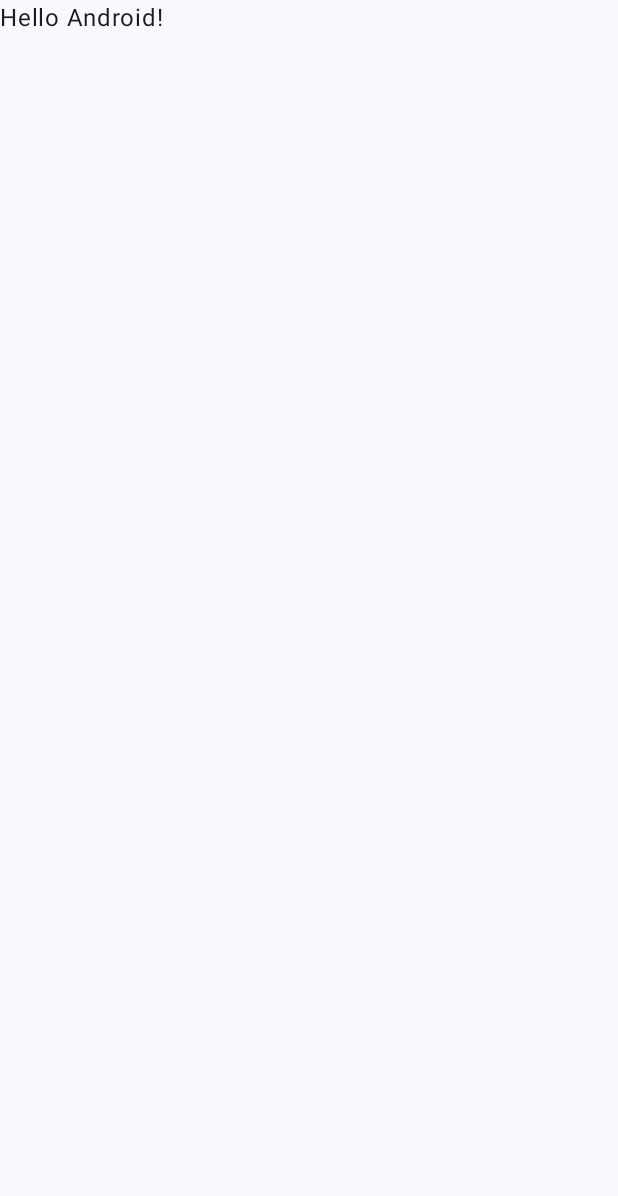
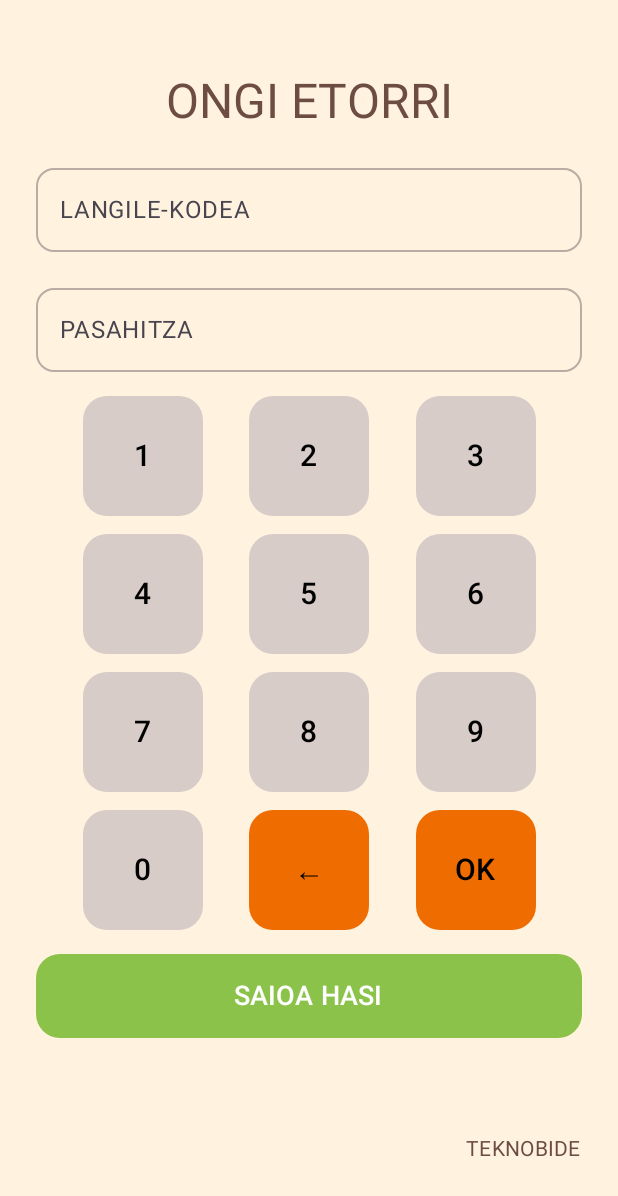
Before and after one commit to iguisado228/2MG3_1Erronka_AndroidAplikazioa, an Android app built with Jetpack Compose: the screen it shows after launch (MainActivity), on a phone screen of 412 x 824 dp. Before the commit the part shown is almost empty. Shown: the top 1196 px of the screen. Run offline under Robolectric (Android 15) with nearby library versions, the phone set to English and light mode, and no system bars.

Commit message:
interfazea hasita

```diff
--- a/AndroidApp/app/src/main/AndroidManifest.xml
+++ b/AndroidApp/app/src/main/AndroidManifest.xml
@@ -10,12 +10,12 @@
         android:label="@string/app_name"
         android:roundIcon="@mipmap/ic_launcher_round"
         android:supportsRtl="true"
-        android:theme="@style/Theme.AdroidApp">
+        android:theme="@style/Theme.AndroidApp">
         <activity
-            android:name=".MainActivity"
+            android:name="com.example.androidapp.MainActivity"
             android:exported="true"
             android:label="@string/app_name"
-            android:theme="@style/Theme.AdroidApp">
+            android:theme="@style/Theme.AndroidApp">
             <intent-filter>
                 <action android:name="android.intent.action.MAIN" />
 
--- a/AndroidApp/app/src/main/java/com/example/adroidapp/MainActivity.kt
+++ /dev/null
@@ -1,47 +0,0 @@
-package com.example.adroidapp
-
-import android.os.Bundle
-import androidx.activity.ComponentActivity
-import androidx.activity.compose.setContent
-import androidx.activity.enableEdgeToEdge
-import androidx.compose.foundation.layout.fillMaxSize
-import androidx.compose.foundation.layout.padding
-import androidx.compose.material3.Scaffold
-import androidx.compose.material3.Text
-import androidx.compose.runtime.Composable
-import androidx.compose.ui.Modifier
-import androidx.compose.ui.tooling.preview.Preview
-import com.example.adroidapp.ui.theme.AdroidAppTheme
-
-class MainActivity : ComponentActivity() {
-    override fun onCreate(savedInstanceState: Bundle?) {
-        super.onCreate(savedInstanceState)
-        enableEdgeToEdge()
-        setContent {
-            AdroidAppTheme {
-                Scaffold(modifier = Modifier.fillMaxSize()) { innerPadding ->
-                    Greeting(
-                        name = "Android",
-                        modifier = Modifier.padding(innerPadding)
-                    )
-                }
-            }
-        }
-    }
-}
-
-@Composable
-fun Greeting(name: String, modifier: Modifier = Modifier) {
-    Text(
-        text = "Hello $name!",
-        modifier = modifier
-    )
-}
-
-@Preview(showBackground = true)
-@Composable
-fun GreetingPreview() {
-    AdroidAppTheme {
-        Greeting("Android")
-    }
-}
--- /dev/null
+++ b/AndroidApp/app/src/main/java/com/example/androidapp/MainActivity.kt
@@ -0,0 +1,19 @@
+package com.example.androidapp
+
+
+import android.os.Bundle
+import androidx.activity.ComponentActivity
+import androidx.activity.compose.setContent
+import com.example.loginapp.ui.LoginPantaila
+import androidx.compose.material3.MaterialTheme
+
+class MainActivity : ComponentActivity() {
+    override fun onCreate(savedInstanceState: Bundle?) {
+        super.onCreate(savedInstanceState)
+        setContent {
+            MaterialTheme {
+                LoginPantaila()
+            }
+        }
+    }
+}
--- /dev/null
+++ b/AndroidApp/app/src/main/java/com/example/androidapp/model/LoginEgoera.kt
@@ -0,0 +1,11 @@
+package com.example.loginapp.model
+
+data class LoginEgoera(
+    val langileKodea: String = "",
+    val pasahitza: String = "",
+    val activeField: ActiveField = ActiveField.code
+)
+
+enum class ActiveField {
+    code, Pasahitza
+}
--- /dev/null
+++ b/AndroidApp/app/src/main/java/com/example/androidapp/ui/LoginPantaila.kt
@@ -0,0 +1,100 @@
+package com.example.loginapp.ui
+
+import androidx.compose.runtime.Composable
+import androidx.lifecycle.viewmodel.compose.viewModel
+import com.example.loginapp.viewmodel.LoginPantailaViewModel
+import androidx.compose.foundation.layout.*
+import androidx.compose.material3.*
+import androidx.compose.ui.Modifier
+import androidx.compose.ui.unit.dp
+import androidx.compose.ui.Alignment
+import androidx.compose.ui.unit.sp
+import androidx.compose.ui.graphics.Color
+import androidx.compose.foundation.shape.RoundedCornerShape
+
+
+@Composable
+fun LoginPantaila(viewModel: LoginPantailaViewModel = viewModel()) {
+    val state = viewModel.state
+
+    Surface(
+        modifier = Modifier.fillMaxSize(),
+        color = Color(0xFFFFF3E0) // fondo crema claro
+    ) {
+        Box(
+            modifier = Modifier
+                .fillMaxSize()
+                .padding(24.dp),
+            contentAlignment = Alignment.Center
+        ) {
+            Column(
+                verticalArrangement = Arrangement.spacedBy(16.dp),
+                horizontalAlignment = Alignment.CenterHorizontally
+            ) {
+                Text(
+                    text = "ONGI ETORRI",
+                    style = MaterialTheme.typography.headlineLarge.copy(
+                        fontSize = 32.sp,
+                        color = Color(0xFF6D4C41) // marrón cálido
+                    )
+                )
+
+                OutlinedTextField(
+                    value = state.langileKodea,
+                    onValueChange = {},
+                    label = { Text("LANGILE-KODEA") },
+                    readOnly = true,
+                    modifier = Modifier
+                        .fillMaxWidth()
+                        .height(64.dp),
+                    shape = RoundedCornerShape(12.dp),
+                    colors = OutlinedTextFieldDefaults.colors(
+                        focusedBorderColor = Color(0xFF6D4C41),
+                        unfocusedBorderColor = Color(0xFFBCAAA4)
+                    )
+                )
+
+                OutlinedTextField(
+                    value = state.pasahitza,
+                    onValueChange = {},
+                    label = { Text("PASAHITZA") },
+                    readOnly = true,
+                    modifier = Modifier
+                        .fillMaxWidth()
+                        .height(64.dp),
+                    shape = RoundedCornerShape(12.dp),
+                    colors = OutlinedTextFieldDefaults.colors(
+                        focusedBorderColor = Color(0xFF6D4C41),
+                        unfocusedBorderColor = Color(0xFFBCAAA4)
+                    )
+                )
+
+                Teklatua(onKeyPress = { key -> viewModel.onKeyPressed(key) })
+
+                Button(
+                    onClick = { viewModel.onLogin() },
+                    modifier = Modifier
+                        .fillMaxWidth()
+                        .height(56.dp),
+                    shape = RoundedCornerShape(16.dp),
+                    colors = ButtonDefaults.buttonColors(
+                        containerColor = Color(0xFF8BC34A), // verde suave
+                        contentColor = Color.White
+                    )
+                ) {
+                    Text("SAIOA HASI", fontSize = 18.sp)
+                }
+
+                Spacer(Modifier.height(32.dp))
+
+                Text(
+                    text = "TEKNOBIDE",
+                    style = MaterialTheme.typography.bodyMedium.copy(
+                        color = Color(0xFF6D4C41)
+                    ),
+                    modifier = Modifier.align(Alignment.End)
+                )
+            }
+        }
+    }
+}
--- /dev/null
+++ b/AndroidApp/app/src/main/java/com/example/androidapp/ui/Teklatua.kt
@@ -0,0 +1,45 @@
+package com.example.loginapp.ui
+
+import androidx.compose.runtime.Composable
+import androidx.compose.foundation.layout.*
+import androidx.compose.material3.*
+import androidx.compose.ui.Modifier
+import androidx.compose.ui.unit.dp
+import androidx.compose.ui.Alignment
+import androidx.compose.ui.unit.sp
+import androidx.compose.ui.graphics.Color
+import androidx.compose.foundation.shape.RoundedCornerShape
+
+
+
+@Composable
+fun Teklatua(onKeyPress: (String) -> Unit) {
+    val teklak = listOf("1","2","3","4","5","6","7","8","9","0","←","OK")
+
+    Column(
+        verticalArrangement = Arrangement.spacedBy(12.dp),
+        horizontalAlignment = Alignment.CenterHorizontally
+    ) {
+        for (row in teklak.chunked(3)) {
+            Row(
+                modifier = Modifier.fillMaxWidth(),
+                horizontalArrangement = Arrangement.SpaceEvenly
+            ) {
+                row.forEach { tekla ->
+                    val isSpecial = tekla == "←" || tekla == "OK"
+                    Button(
+                        onClick = { onKeyPress(tekla) },
+                        modifier = Modifier.size(80.dp),
+                        shape = RoundedCornerShape(16.dp),
+                        colors = ButtonDefaults.buttonColors(
+                            containerColor = if (isSpecial) Color(0xFFEF6C00) else Color(0xFFD7CCC8),
+                            contentColor = Color.Black
+                        )
+                    ) {
+                        Text(tekla, fontSize = 20.sp)
+                    }
+                }
+            }
+        }
+    }
+}
--- a/AndroidApp/app/src/main/java/com/example/adroidapp/ui/theme/Color.kt
+++ b/AndroidApp/app/src/main/java/com/example/androidapp/ui/theme/Color.kt
@@ -1,4 +1,4 @@
-package com.example.adroidapp.ui.theme
+package com.example.androidapp.ui.theme
 
 import androidx.compose.ui.graphics.Color
 
--- a/AndroidApp/app/src/main/java/com/example/adroidapp/ui/theme/Theme.kt
+++ b/AndroidApp/app/src/main/java/com/example/androidapp/ui/theme/Theme.kt
@@ -1,6 +1,5 @@
-package com.example.adroidapp.ui.theme
+package com.example.androidapp.ui.theme
 
-import android.app.Activity
 import android.os.Build
 import androidx.compose.foundation.isSystemInDarkTheme
 import androidx.compose.material3.MaterialTheme
@@ -34,7 +33,7 @@ private val LightColorScheme = lightColorScheme(
 )
 
 @Composable
-fun AdroidAppTheme(
+fun AndroidAppTheme(
     darkTheme: Boolean = isSystemInDarkTheme(),
     // Dynamic color is available on Android 12+
     dynamicColor: Boolean = true,
--- a/AndroidApp/app/src/main/java/com/example/adroidapp/ui/theme/Type.kt
+++ b/AndroidApp/app/src/main/java/com/example/androidapp/ui/theme/Type.kt
@@ -1,4 +1,4 @@
-package com.example.adroidapp.ui.theme
+package com.example.androidapp.ui.theme
 
 import androidx.compose.material3.Typography
 import androidx.compose.ui.text.TextStyle
--- a/AndroidApp/app/src/main/res/values/themes.xml
+++ b/AndroidApp/app/src/main/res/values/themes.xml
@@ -1,5 +1,5 @@
 <?xml version="1.0" encoding="utf-8"?>
 <resources>
 
-    <style name="Theme.AdroidApp" parent="android:Theme.Material.Light.NoActionBar" />
+    <style name="Theme.AndroidApp" parent="android:Theme.Material.Light.NoActionBar" />
 </resources>
```
Also changed, not shown: AndroidApp/app/build.gradle.kts (+10 -1 lines), AndroidApp/app/src/main/java/com/example/androidapp/viewmodel/LoginPantailaViewModel.kt (added, +46 -0 lines), 5 other files.
